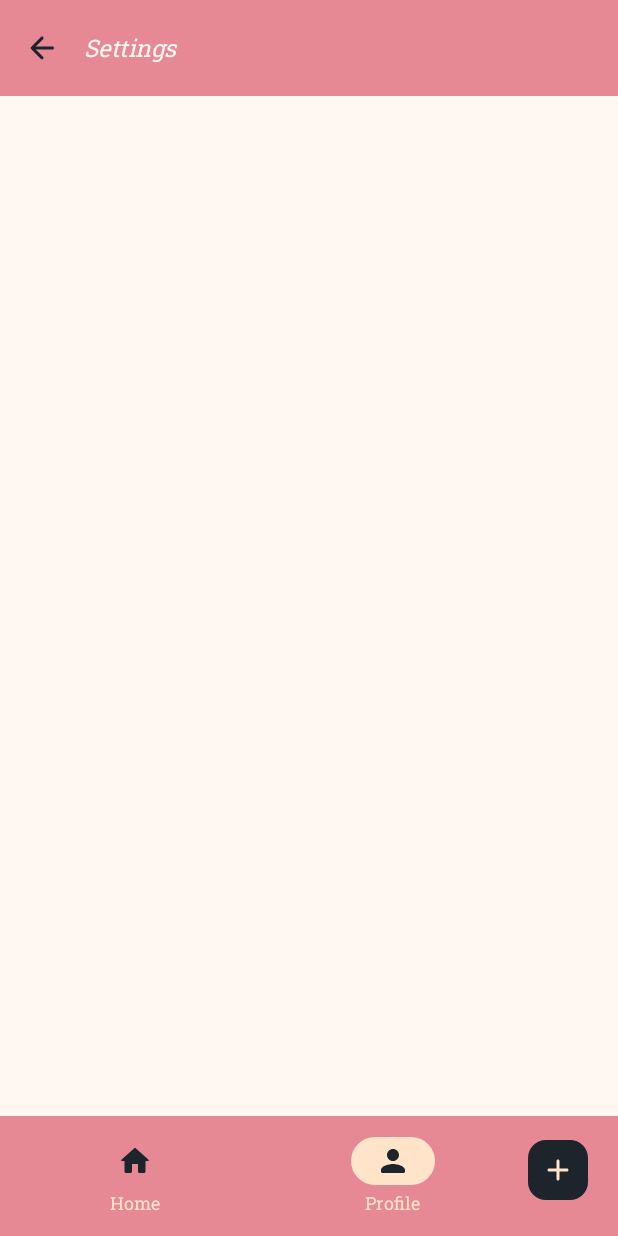
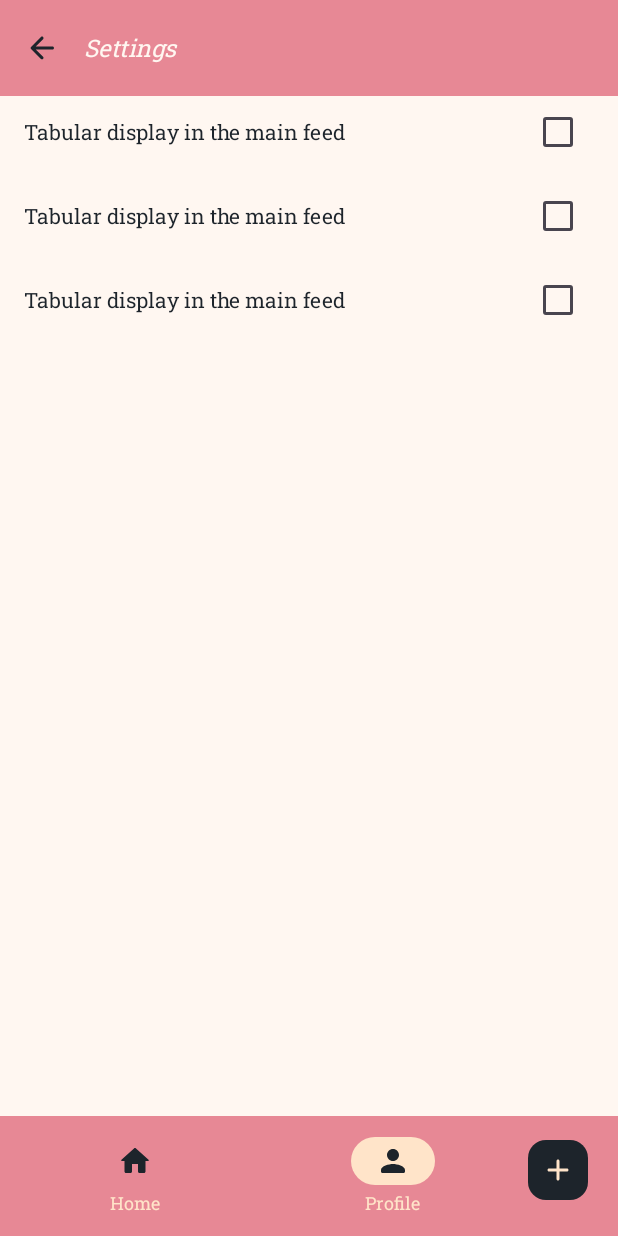
Before and after one commit to Chirvichichka/PocketLib, an Android app built with Jetpack Compose: the settings screen opened through its navigation route, on a phone screen of 412 x 824 dp. Run offline under Robolectric (Android 15) with nearby library versions, the phone set to English and light mode, and no system bars; our stand-ins replace Dagger/Hilt's generated code, livedata-compose.

Commit message:
SettingsScreen.kt начал верстку

```diff
--- a/app/src/main/java/com/chirvi/pocketlib/presentation/ui/screen/profile/settings/SettingsScreen.kt
+++ b/app/src/main/java/com/chirvi/pocketlib/presentation/ui/screen/profile/settings/SettingsScreen.kt
@@ -1,14 +1,24 @@
 package com.chirvi.pocketlib.presentation.ui.screen.profile.settings
 
 import androidx.compose.foundation.background
+import androidx.compose.foundation.layout.Arrangement
 import androidx.compose.foundation.layout.Column
+import androidx.compose.foundation.layout.Row
 import androidx.compose.foundation.layout.fillMaxSize
+import androidx.compose.foundation.layout.fillMaxWidth
+import androidx.compose.foundation.layout.padding
+import androidx.compose.material3.Checkbox
+import androidx.compose.material3.CheckboxDefaults
 import androidx.compose.material3.ExperimentalMaterial3Api
 import androidx.compose.material3.Text
 import androidx.compose.runtime.Composable
+import androidx.compose.runtime.getValue
+import androidx.compose.runtime.livedata.observeAsState
+import androidx.compose.ui.Alignment
 import androidx.compose.ui.Modifier
 import androidx.compose.ui.res.stringResource
-import androidx.compose.ui.text.font.FontStyle
+import androidx.compose.ui.unit.dp
+import androidx.hilt.navigation.compose.hiltViewModel
 import com.chirvi.pocketlib.R
 import com.chirvi.pocketlib.presentation.common.BackButton
 import com.chirvi.pocketlib.presentation.common.PocketLibTopAppBar
@@ -18,12 +28,19 @@ import com.chirvi.pocketlib.presentation.ui.theme.PocketLibTheme
 fun SettingsScreen(
     onBackPressed: () -> Unit
 ) {
+    val viewModel = hiltViewModel<SettingsViewModel>()
+
     Column(
         modifier = Modifier
             .fillMaxSize()
             .background(color = PocketLibTheme.colors.primary)
     ) {
-        SettingsAppBar(onBackPressed = onBackPressed)
+        SettingsAppBar(
+            onBackPressed = onBackPressed
+        )
+        DisplayBooks(
+            viewModel = viewModel
+        )
     }
 }
 
@@ -48,3 +65,61 @@ private fun SettingsAppBar(
         }
     )
 }
+
+@Composable
+private fun DisplayBooks(
+   viewModel: SettingsViewModel
+) {
+    val feedCheckBoxState by viewModel.feedCheckBoxState.observeAsState(false)
+
+    Column(
+        verticalArrangement = Arrangement.spacedBy(8.dp, Alignment.CenterVertically)
+    ) {
+        RowCheckBox(
+            textId = R.string.feed_checkbox,
+            state = feedCheckBoxState,
+            onClickListener = { viewModel.feedCheckBoxStateChanged() }
+        )
+        RowCheckBox(
+            textId = R.string.feed_checkbox,
+            state = feedCheckBoxState,
+            onClickListener = { viewModel.feedCheckBoxStateChanged() }
+        )
+        RowCheckBox(
+            textId = R.string.feed_checkbox,
+            state = feedCheckBoxState,
+            onClickListener = { viewModel.feedCheckBoxStateChanged() }
+        )
+    }
+
+}
+
+@Composable
+private fun RowCheckBox(
+    textId: Int,
+    state: Boolean,
+    onClickListener: () -> Unit
+) {
+    Row(
+        modifier = Modifier
+            .fillMaxWidth()
+            .padding(horizontal = 16.dp),
+        verticalAlignment = Alignment.CenterVertically,
+        horizontalArrangement = Arrangement.SpaceBetween
+    ) {
+        Text(
+            modifier = Modifier.fillMaxWidth(0.6f),
+            text = stringResource(id = textId),
+            style = PocketLibTheme.textStyles.normalStyle.copy(
+                color = PocketLibTheme.colors.black
+            )
+        )
+        Checkbox(
+            checked = state,
+            onCheckedChange = { onClickListener() },
+            colors = CheckboxDefaults.colors(
+                checkedColor = PocketLibTheme.colors.tertiary
+            )
+        )
+    }
+}
--- /dev/null
+++ b/app/src/main/java/com/chirvi/pocketlib/presentation/ui/screen/profile/settings/SettingsViewModel.kt
@@ -0,0 +1,18 @@
+package com.chirvi.pocketlib.presentation.ui.screen.profile.settings
+
+import androidx.lifecycle.LiveData
+import androidx.lifecycle.MutableLiveData
+import androidx.lifecycle.ViewModel
+import dagger.hilt.android.lifecycle.HiltViewModel
+import javax.inject.Inject
+
+@HiltViewModel
+class SettingsViewModel @Inject constructor() : ViewModel() {
+
+    private val _feedCheckBoxState = MutableLiveData(false)
+    val feedCheckBoxState: LiveData<Boolean> = _feedCheckBoxState
+
+    fun feedCheckBoxStateChanged() {
+        _feedCheckBoxState.value = !_feedCheckBoxState.value!!
+    }
+}
--- a/app/src/main/res/values/strings.xml
+++ b/app/src/main/res/values/strings.xml
@@ -12,5 +12,6 @@
     <string name="enter_name">Enter the name</string>
     <string name="enter_author">Enter the author</string>
     <string name="settings">Settings</string>
+    <string name="feed_checkbox">Tabular display in the main feed</string>
 
 </resources>
```
Also changed, not shown: 2 other files.
